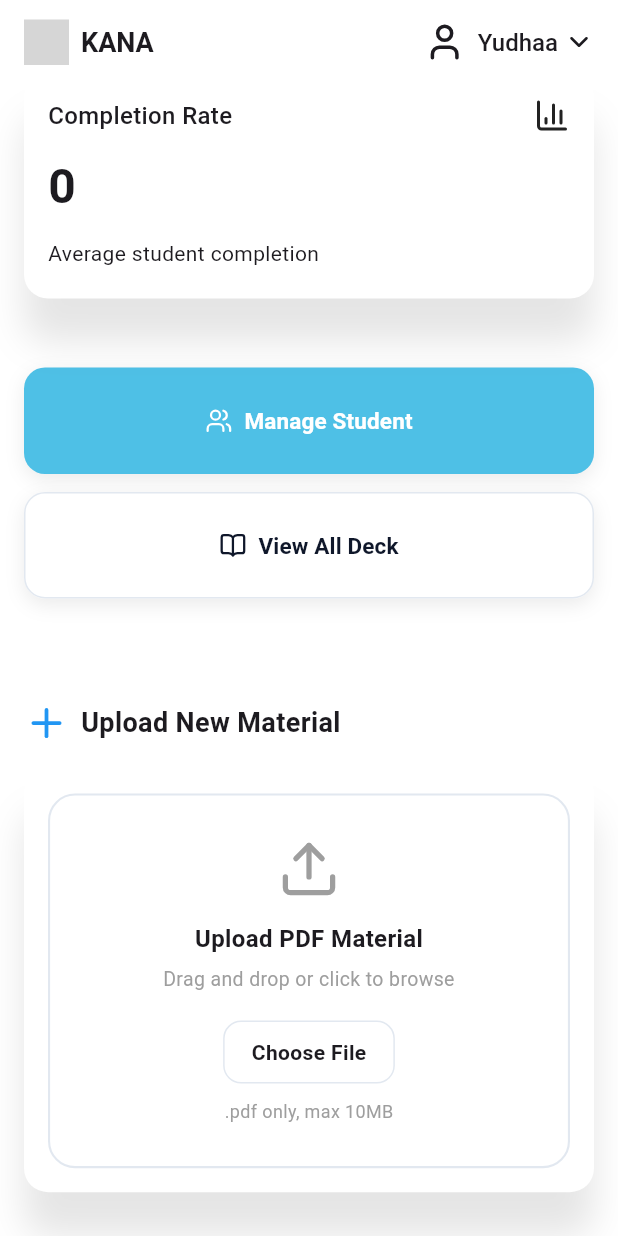
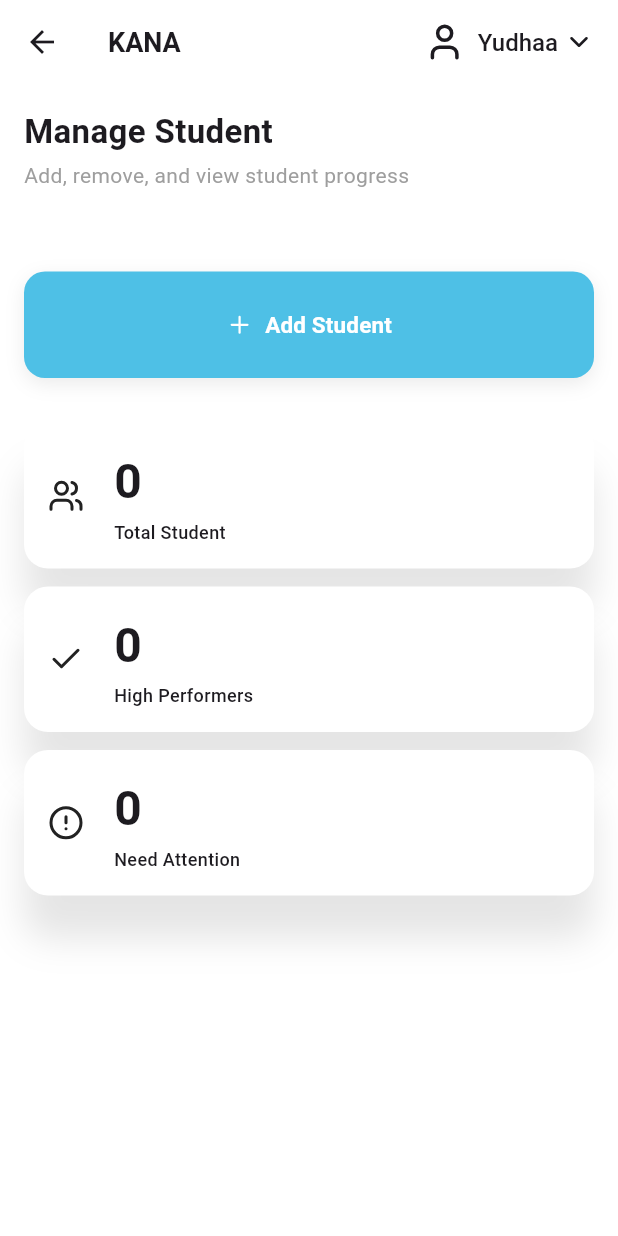
Before and after one commit to yudha556/kana_mobile_app, a Flutter app: the TeacherDashboard screen opened by its route, scrolled down 636 dp, after a tap on "Manage Student", on a phone screen of 412 x 824 dp. Run offline on Flutter 3.47's test engine with Material 3 defaults, Android fonts, the phone set to English and light mode, and no system bars; our stand-ins replace camera, file_picker, flutter_svg, go_router, image_picker, lucide_icons; missing offline and left inert: dart:html; project files that could hold a hidden picture were left out; grey boxes are pictures that could not be loaded.

Commit message:
Adding Manage Student Page

```diff
--- a/lib/app/router.dart
+++ b/lib/app/router.dart
@@ -4,6 +4,7 @@ import 'routes.dart';
 import '../features/auth/screens/login_screen.dart';
 import '../features/student/student_dashboard.dart';
 import '../features/teacher/dashboard/teacher_dashboard.dart';
+import '../features/teacher/manageStudent/manageStudent_page.dart';
 
 class AppRouter {
   static final router = GoRouter(
@@ -21,6 +22,10 @@ class AppRouter {
         path: AppRoutes.studentDashboard,
         builder: (context, state) => const StudentDashboard(),
       ),
+      GoRoute(
+        path: AppRoutes.manageStudent,
+        builder: (context, state) => const ManageStudentPage(),
+      ),
     ],
   );
 }
--- a/lib/app/routes.dart
+++ b/lib/app/routes.dart
@@ -2,4 +2,5 @@ class AppRoutes {
   static const login = '/login';
   static const teacherDashboard = '/teacher';
   static const studentDashboard = '/student';
+  static const manageStudent = '/manageStudent';
 }
--- a/lib/features/teacher/dashboard/teacher_dashboard.dart
+++ b/lib/features/teacher/dashboard/teacher_dashboard.dart
@@ -7,6 +7,8 @@ import 'package:kana_mobile_app/core/ui/card/app_card.dart';
 import 'package:kana_mobile_app/core/ui/upload/file_upload_area.dart';
 import 'package:kana_mobile_app/core/ui/upload/upload_types.dart';
 import 'package:flutter_svg/flutter_svg.dart';
+import 'package:go_router/go_router.dart';
+import '../../../app/routes.dart';
 
 class TeacherDashboard extends StatelessWidget {
   const TeacherDashboard({super.key});
@@ -131,14 +133,14 @@ class _DashboardActions extends StatelessWidget {
       child: isMobile
           ? Column(
               children: [
-                _uploadBtn(),
+                _uploadBtn(context),
                 const SizedBox(height: 12),
                 _generateBtn(),
               ],
             )
           : Row(
               children: [
-                Expanded(child: _uploadBtn()),
+                Expanded(child: _uploadBtn(context)),
                 const SizedBox(width: 12),
                 Expanded(child: _generateBtn()),
               ],
@@ -146,12 +148,14 @@ class _DashboardActions extends StatelessWidget {
     );
   }
 
-  Widget _uploadBtn() {
+  Widget _uploadBtn(BuildContext context) {
     return AppButton(
       label: "Manage Student",
       icon: LucideIcons.users,
       fullWidth: true,
-      onPressed: () {},
+      onPressed: () {
+      context.push(AppRoutes.manageStudent);
+    },
     );
   }
 
--- /dev/null
+++ b/lib/features/teacher/manageStudent/data/student_stats.dart
@@ -0,0 +1,20 @@
+import 'package:lucide_icons/lucide_icons.dart';
+import '../models/student_stat.dart';
+
+const manageStudentStats = [
+  StudentStats(
+    title: "Total Student",
+    value: "0",
+    icon: LucideIcons.users,
+  ),
+  StudentStats(
+    title: "High Performers",
+    value: "0",
+    icon: LucideIcons.check,
+  ),
+  StudentStats(
+    title: "Need Attention",
+    value: "0",
+    icon: LucideIcons.alertCircle
+  )
+];
--- /dev/null
+++ b/lib/features/teacher/manageStudent/manageStudent_page.dart
@@ -0,0 +1,137 @@
+import 'package:flutter/material.dart';
+import 'package:flutter_svg/svg.dart';
+import 'package:kana_mobile_app/features/teacher/manageStudent/data/student_stats.dart';
+import 'package:lucide_icons/lucide_icons.dart';
+import 'package:kana_mobile_app/core/ui/button/app_button.dart';
+import './widget/stat_card.dart';
+import './data/student_stats.dart';
+import './widget/add_student_dialog.dart';
+
+class ManageStudentPage extends StatelessWidget {
+  const ManageStudentPage({super.key});
+
+  @override
+  Widget build(BuildContext context) {
+    final width = MediaQuery.of(context).size.width;
+    final isMobile = width < 700;
+
+    return Scaffold(
+      appBar: AppBar(
+        title: Row(
+          mainAxisAlignment: MainAxisAlignment.spaceBetween,
+          children: [
+            Row(
+              mainAxisAlignment: MainAxisAlignment.start,
+              children: [
+                const Text(
+                  "KANA",
+                  style: TextStyle(fontSize: 18, fontWeight: FontWeight.w600),
+                ),
+              ],
+            ),
+            Row(
+              mainAxisAlignment: MainAxisAlignment.end,
+              children: [
+                Icon(LucideIcons.user, size: 28),
+                const SizedBox(width: 8),
+                const Text(
+                  "Yudhaa",
+                  style: TextStyle(fontSize: 16, fontWeight: FontWeight.w500),
+                ),
+                const SizedBox(width: 4),
+                Icon(LucideIcons.chevronDown, size: 20),
+              ],
+            ),
+          ],
+        ),
+      ),
+
+      body: Center(
+        child: ConstrainedBox(
+          constraints: const BoxConstraints(maxHeight: 1100),
+          child: CustomScrollView(
+            slivers: [
+              const SliverToBoxAdapter(
+                child: Padding(
+                  padding: EdgeInsets.fromLTRB(16, 16, 16, 8),
+                  child: _Header(),
+                ),
+              ),
+              const SliverToBoxAdapter(
+                child: Padding(
+                  padding: EdgeInsetsGeometry.symmetric(
+                    horizontal: 16,
+                    vertical: 30,
+                  ),
+                  child: _UploadStudent(),
+                ),
+              ),
+              SliverPadding(
+                padding: const EdgeInsets.symmetric(horizontal: 16),
+                sliver: SliverList(
+                  delegate: SliverChildBuilderDelegate((context, index) {
+                    final stat = manageStudentStats[index];
+                    return Padding(
+                      padding: const EdgeInsets.only(bottom: 12),
+                      child: StudentStatCard(stat: stat),
+                    );
+                  }, childCount: manageStudentStats.length),
+                ),
+              ),
+            ],
+          ),
+        ),
+      ),
+    );
+  }
+}
+
+class _Header extends StatelessWidget {
+  const _Header();
+
+  @override
+  Widget build(BuildContext context) {
+    return Column(
+      crossAxisAlignment: CrossAxisAlignment.start,
+      children: const [
+        Text(
+          "Manage Student",
+          style: TextStyle(fontSize: 22, fontWeight: FontWeight.w600),
+        ),
+        SizedBox(height: 4),
+        Text(
+          'Add, remove, and view student progress',
+          style: TextStyle(fontSize: 14, color: Colors.grey),
+        ),
+        SizedBox(height: 16),
+      ],
+    );
+  }
+}
+
+class _UploadStudent extends StatelessWidget {
+  const _UploadStudent();
+
+  @override
+  Widget build(BuildContext context) {
+    return Column(
+      crossAxisAlignment: CrossAxisAlignment.start,
+      children: [
+        AppButton(
+          label: "Add Student",
+          icon: LucideIcons.plus,
+          fullWidth: true,
+          onPressed: () {
+            showDialog(
+              context: context,
+              barrierDismissible: false,
+              builder: (context) {
+                return const AddStudentDialog();
+              },
+            );
+          },
+        ),
+      ],
+    );
+  }
+}
--- /dev/null
+++ b/lib/features/teacher/manageStudent/models/student_stat.dart
@@ -0,0 +1,13 @@
+import 'package:flutter/material.dart';
+
+class StudentStats {
+  final String title;
+  final String value;
+  final IconData icon;
+
+  const StudentStats({
+    required this.title,
+    required this.value,
+    required this.icon,
+  });
+}
--- /dev/null
+++ b/lib/features/teacher/manageStudent/widget/stat_card.dart
@@ -0,0 +1,49 @@
+import 'package:flutter/material.dart';
+import 'package:kana_mobile_app/core/ui/card/app_card.dart';
+import '../models/student_stat.dart';
+
+class StudentStatCard extends StatelessWidget {
+  final StudentStats stat;
+
+  const StudentStatCard({
+    super.key,
+    required this.stat,
+  });
+
+  @override
+  Widget build(BuildContext context) {
+    return AppCard(
+      child: Column(
+        crossAxisAlignment: CrossAxisAlignment.start,
+        children: [
+          Row(
+            children: [
+              Icon(stat.icon),
+              const SizedBox(width: 20),
+              Column(
+                crossAxisAlignment: CrossAxisAlignment.start,
+                children: [
+                  Text(
+                     stat.value,
+                    style: const TextStyle(
+                      fontSize: 32,
+                      fontWeight: FontWeight.bold,
+                    ),
+                  ),
+                  const SizedBox(height: 2),
+                  Text(
+                    stat.title,
+                    style: const TextStyle(
+                      fontSize: 12,
+                      fontWeight: FontWeight.w500,
+                    ),
+                  ),
+                ],
+              ),
+            ],
+          ),
+        ],
+      ),
+    );
+  }
+}
--- a/pubspec.yaml
+++ b/pubspec.yaml
@@ -40,6 +40,8 @@ dependencies:
   lucide_icons: ^0.257.0
   camera: ^0.11.0+1
   permission_handler:  ^10.4.0
+  image_picker: ^1.0.7
+  file_picker: ^6.1.1
 
 dev_dependencies:
   flutter_test:
```
Also changed, not shown: lib/features/teacher/manageStudent/widget/add_student_dialog.dart (added, +202 -0 lines), pubspec.lock, 5 other files.
